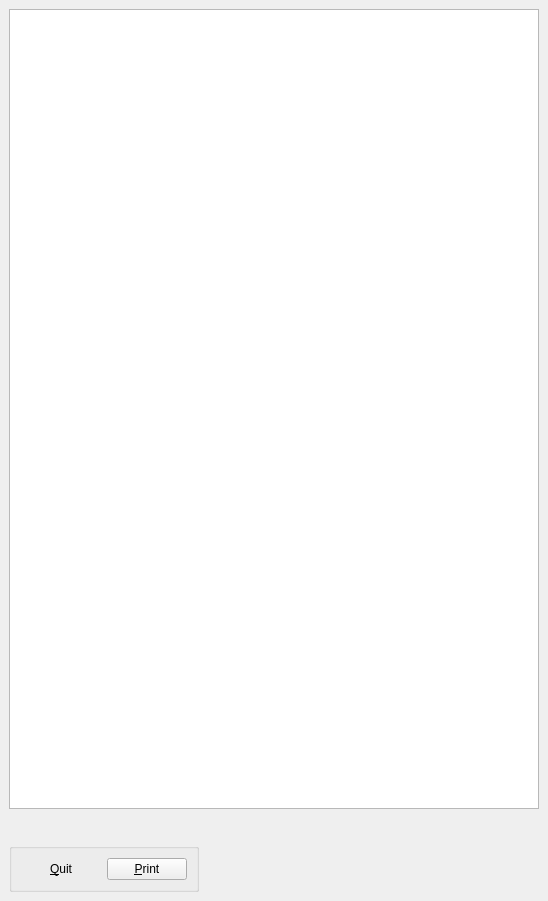
Before: the Qt Designer form src/HOMARDGUI/EditFile.ui in SalomePlatform/homard, drawn with Qt 5.
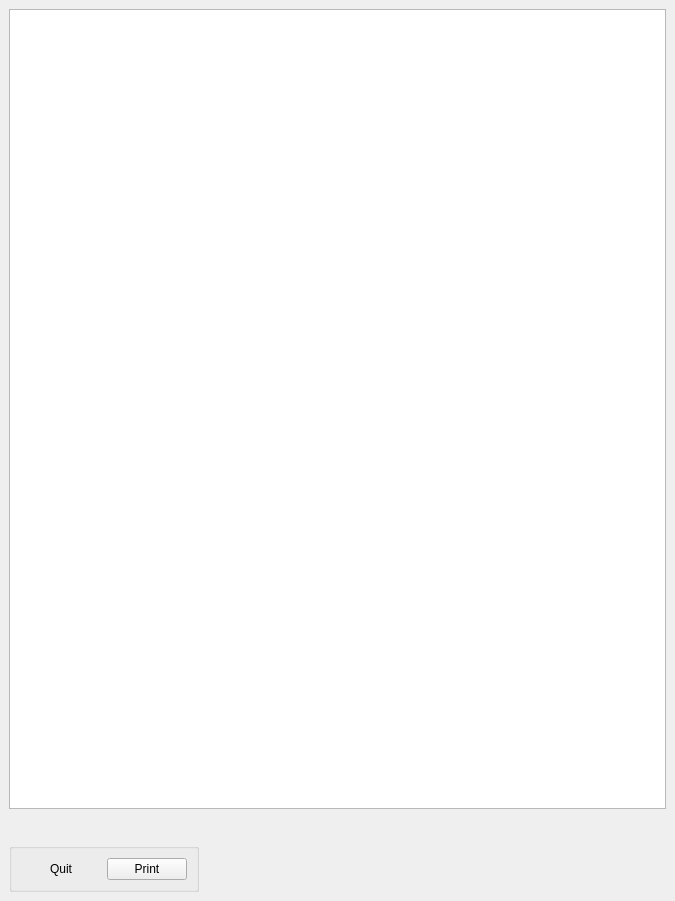
After: the same form once the commit is applied.

Patch:
```diff
--- a/src/HOMARDGUI/EditFile.ui
+++ b/src/HOMARDGUI/EditFile.ui
@@ -5,7 +5,7 @@
    <rect>
     <x>0</x>
     <y>0</y>
-    <width>548</width>
+    <width>675</width>
     <height>901</height>
    </rect>
   </property>
@@ -47,14 +47,14 @@
       <item row="0" column="1" >
        <widget class="QPushButton" name="buttonPrint" >
         <property name="text" >
-         <string>&amp;Print</string>
+         <string>Print</string>
         </property>
        </widget>
       </item>
       <item row="0" column="0" >
        <widget class="QPushButton" name="buttonQuit" >
         <property name="text" >
-         <string>&amp;Quit</string>
+         <string>Quit</string>
         </property>
         <property name="autoDefault" >
          <bool>true</bool>
```
Left out of the diff: 2 changed lines with no effect on the pictures.
